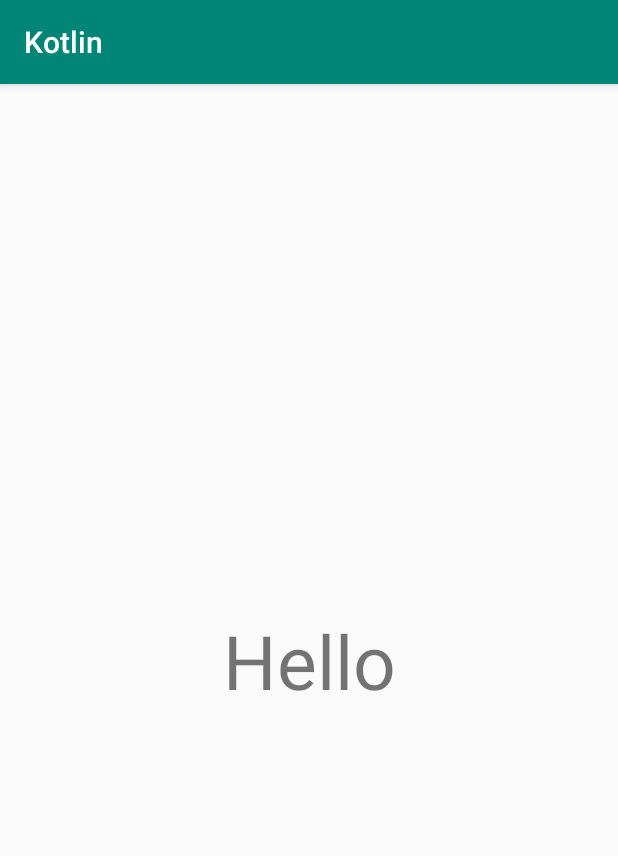
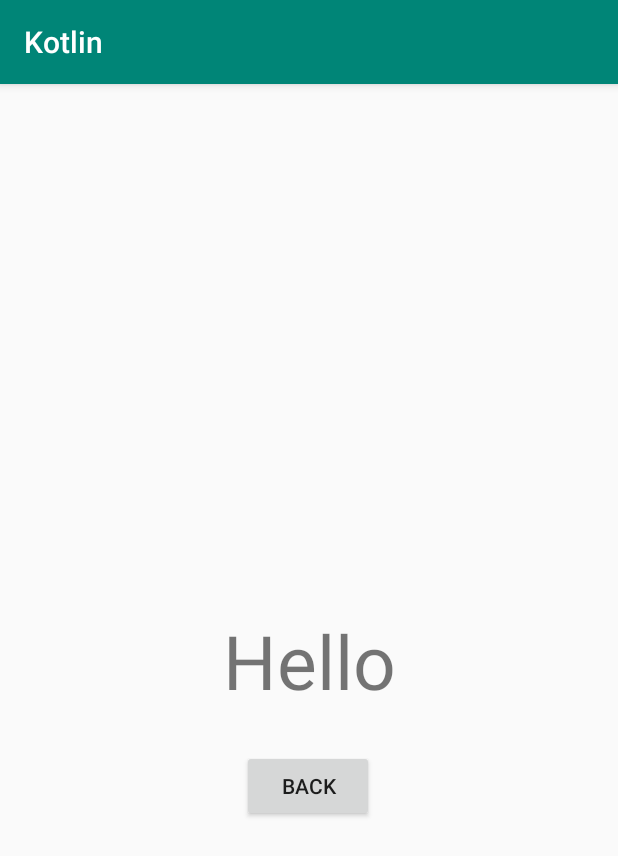
Before and after one commit to naveen965/Kotlin, an Android app: the Main2Activity screen opened directly, with no data from a screen before it, after a tap on "NEXT", on a phone screen of 412 x 824 dp. Shown: the top 856 px of the screen. Run offline under Robolectric (Android 15) with nearby library versions, the phone set to English and light mode, and no system bars.

```diff
--- a/app/src/main/AndroidManifest.xml
+++ b/app/src/main/AndroidManifest.xml
@@ -2,6 +2,7 @@
 <manifest xmlns:android="http://schemas.android.com/apk/res/android"
     package="com.thenewboston.kotlin">
 
+    <uses-permission android:name="android.permission.INTERNET"></uses-permission>
     <application
         android:allowBackup="true"
         android:icon="@mipmap/ic_launcher"
--- a/app/src/main/java/com/thenewboston/kotlin/Main2Activity.kt
+++ b/app/src/main/java/com/thenewboston/kotlin/Main2Activity.kt
@@ -13,12 +13,10 @@ class Main2Activity : AppCompatActivity() {
         super.onCreate(savedInstanceState)
         setContentView(R.layout.activity_main2)
 
-
-
-        /*button4.setOnClickListener {
+        button4.setOnClickListener {
             val intent = Intent(this, MainActivity::class.java)
             startActivity(intent)
-        }*/
+        }
     }
 
     fun clickMe(view: View){
--- a/app/src/main/java/com/thenewboston/kotlin/Main3Activity.kt
+++ b/app/src/main/java/com/thenewboston/kotlin/Main3Activity.kt
@@ -12,10 +12,10 @@ class Main3Activity : AppCompatActivity() {
         super.onCreate(savedInstanceState)
         setContentView(R.layout.activity_main3)
 
-        /*button3.setOnClickListener {
+        button3.setOnClickListener {
             val intent = Intent(this, Main2Activity::class.java)
             startActivity(intent)
-        }*/
+        }
         val textView1 = findViewById<TextView>(R.id.textView2)
         val intent1 = getIntent()
         textView1.setText(intent1.getStringExtra("Naveen"))
--- a/app/src/main/java/com/thenewboston/kotlin/MainActivity.kt
+++ b/app/src/main/java/com/thenewboston/kotlin/MainActivity.kt
@@ -21,6 +21,7 @@ class MainActivity : AppCompatActivity() {
         }
 
     }
+
     fun onClick() {
         /*var text = findViewById<TextView>(R.id.button)
         text.setText("hello")*/
--- a/app/src/main/res/layout/activity_main2.xml
+++ b/app/src/main/res/layout/activity_main2.xml
@@ -19,7 +19,7 @@
         app:layout_constraintTop_toTopOf="parent"
         app:layout_constraintVertical_bias="0.663" />
 
-    <!--<Button
+    <Button
         android:id="@+id/button4"
         android:layout_width="wrap_content"
         android:layout_height="wrap_content"
@@ -29,7 +29,7 @@
         app:layout_constraintHorizontal_bias="0.498"
         app:layout_constraintStart_toStartOf="parent"
         app:layout_constraintTop_toTopOf="parent"
-        app:layout_constraintVertical_bias="0.754" />-->
+        app:layout_constraintVertical_bias="0.754" />
 
    <!-- <TextView
         android:id="@+id/textView"
--- a/app/src/main/res/layout/activity_main3.xml
+++ b/app/src/main/res/layout/activity_main3.xml
@@ -6,7 +6,7 @@
     android:layout_height="match_parent"
     tools:context=".Main3Activity">
 
-    <!--<Button
+    <Button
         android:id="@+id/button3"
         android:layout_width="wrap_content"
         android:layout_height="wrap_content"
@@ -16,7 +16,7 @@
         app:layout_constraintHorizontal_bias="0.498"
         app:layout_constraintStart_toStartOf="parent"
         app:layout_constraintTop_toTopOf="parent"
-        app:layout_constraintVertical_bias="0.617" />-->
+        app:layout_constraintVertical_bias="0.617" />
     <TextView
         android:id="@+id/textView2"
         android:layout_width="wrap_content"
```
